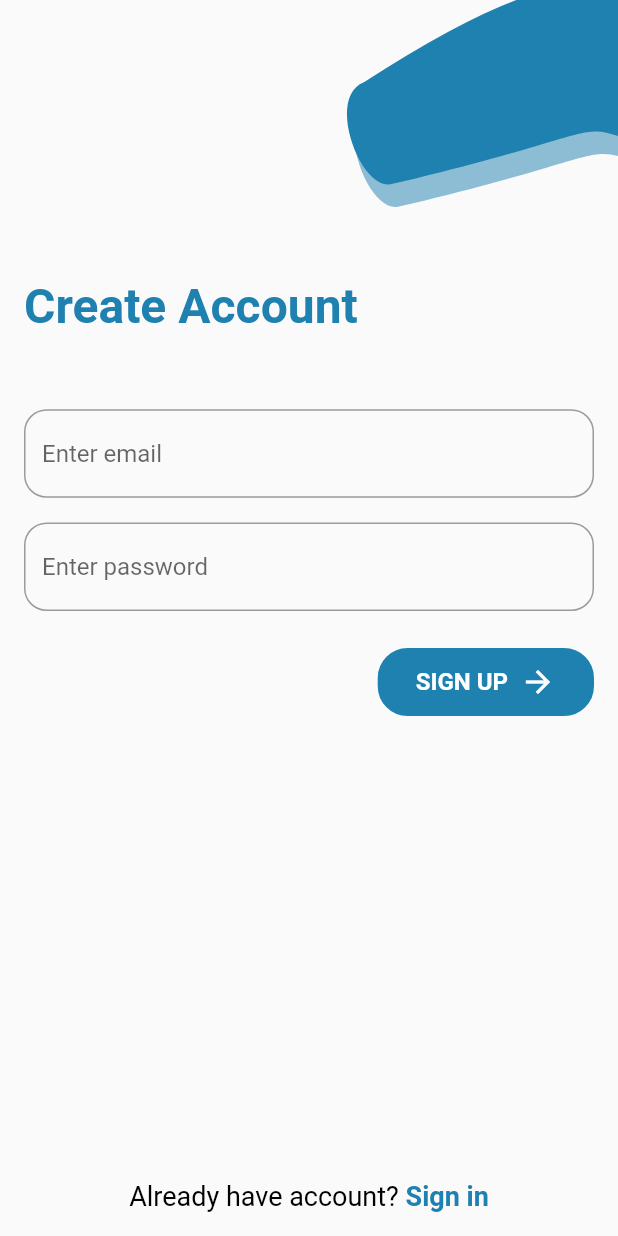
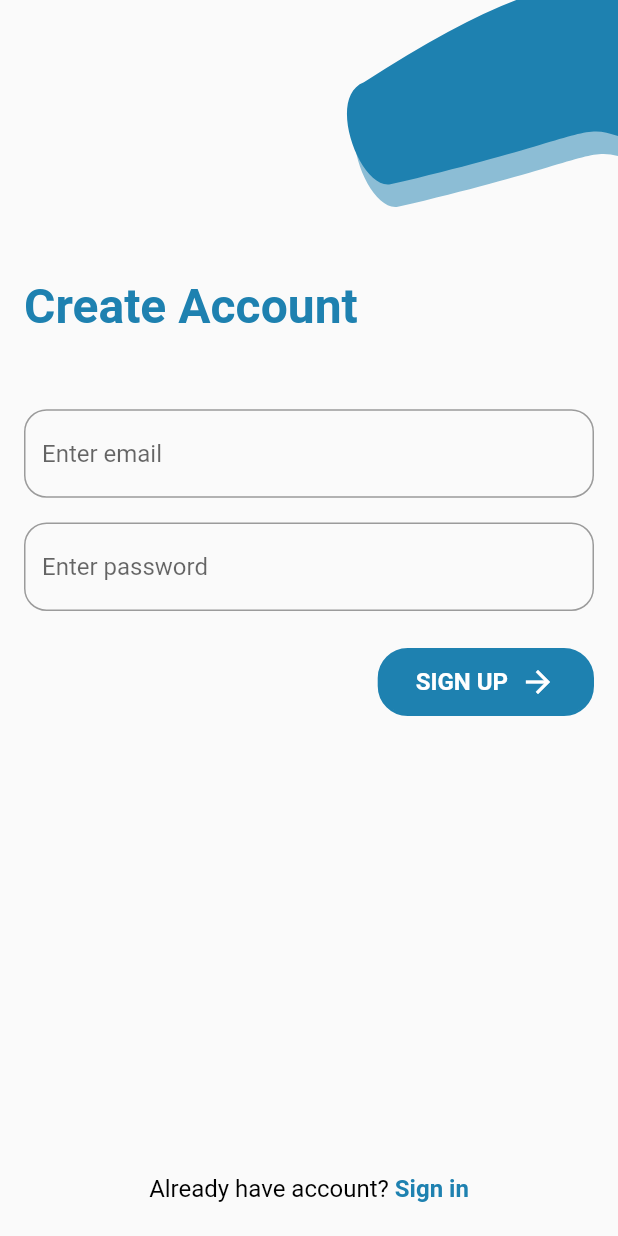
Before and after one commit to MHuzaifaKhan97/pokemon_app_bloc, a Flutter app: the SignUpScreen screen opened directly, on a phone screen of 412 x 824 dp. Run offline on Flutter 3.47's test engine with Material 2 defaults, Android fonts, the phone set to English and light mode, and no system bars; drawn by our look-alikes of flutter_form_builder; our stand-ins replace dio, firebase_auth, firebase_core, flutter_bloc, form_builder_validators, shared_preferences; accounts and stored records are empty; network calls fail.

Commit message:
custom widgets added.

```diff
--- a/lib/cubits/favourite_cubit/favourite_cubit.dart
+++ b/lib/cubits/favourite_cubit/favourite_cubit.dart
@@ -29,7 +29,6 @@ class FavouriteCubit extends Cubit<FavouriteState> {
       } else {
         emit(FavouriteLoadedState(filteredPokemon));
       }
-      // return filteredPokemon;
     } else {
       emit(FavouriteEmptyListState());
     }
--- a/lib/screens/signup_screen.dart
+++ b/lib/screens/signup_screen.dart
@@ -10,7 +10,8 @@ import 'package:pokemon_app_bloc/resources/app_theme.dart';
 import 'package:pokemon_app_bloc/resources/utils.dart';
 import 'package:pokemon_app_bloc/screens/home_screen.dart';
 import 'package:pokemon_app_bloc/screens/login_screen.dart';
-import 'package:pokemon_app_bloc/widgets/custom_button.dart';
+import 'package:pokemon_app_bloc/widgets/custom_button_widget.dart';
+import 'package:pokemon_app_bloc/widgets/rich_text_widget.dart';
 
 class SignUpScreen extends StatelessWidget {
   const SignUpScreen({Key? key}) : super(key: key);
@@ -157,36 +158,16 @@ class SignUpScreen extends StatelessWidget {
                 ),
               ),
               Positioned(
-                  bottom: 0,
-                  child: Container(
-                    width: MediaQuery.of(context).size.width,
-                    padding: const EdgeInsets.only(bottom: 16),
-                    child: Center(
-                      child: RichText(
-                        text: TextSpan(
-                            text: 'Already have account?',
-                            style: const TextStyle(
-                                color: Colors.black, fontSize: 18),
-                            children: <TextSpan>[
-                              TextSpan(
-                                  text: ' Sign in',
-                                  style: TextStyle(
-                                      color: AppTheme.primaryColor,
-                                      fontSize: 18,
-                                      fontWeight: FontWeight.w700),
-                                  recognizer: TapGestureRecognizer()
-                                    ..onTap = () {
-                                      Navigator.of(context)
-                                          .popUntil((route) => route.isFirst);
-                                      Navigator.of(context).pushReplacement(
-                                          MaterialPageRoute(
-                                              builder: ((context) =>
-                                                  LoginScreen())));
-                                    })
-                            ]),
-                      ),
-                    ),
-                  ))
+                bottom: 0,
+                child: RichTextTappableWidget(
+                    firstText: 'Already have account?',
+                    secondText: ' Sign in',
+                    onTap: () {
+                      Navigator.of(context).popUntil((route) => route.isFirst);
+                      Navigator.of(context).pushReplacement(MaterialPageRoute(
+                          builder: ((context) => const LoginScreen())));
+                    }),
+              ),
             ],
           ),
         ),
--- /dev/null
+++ b/lib/widgets/rich_text_widget.dart
@@ -0,0 +1,39 @@
+import 'package:flutter/gestures.dart';
+import 'package:flutter/material.dart';
+import 'package:pokemon_app_bloc/resources/app_theme.dart';
+import 'package:pokemon_app_bloc/screens/signup_screen.dart';
+
+class RichTextTappableWidget extends StatelessWidget {
+  RichTextTappableWidget(
+      {Key? key, this.firstText, this.secondText, this.onTap})
+      : super(key: key);
+  String? firstText;
+  String? secondText;
+  VoidCallback? onTap;
+  @override
+  Widget build(BuildContext context) {
+    return Container(
+      width: MediaQuery.of(context).size.width,
+      padding: const EdgeInsets.only(bottom: 22),
+      child: Center(
+        child: RichText(
+          text: TextSpan(
+              text: firstText,
+              style: const TextStyle(color: Colors.black, fontSize: 16),
+              children: <TextSpan>[
+                TextSpan(
+                    text: secondText,
+                    style: TextStyle(
+                        color: AppTheme.primaryColor,
+                        fontSize: 16,
+                        fontWeight: FontWeight.w700),
+                    recognizer: TapGestureRecognizer()
+                      ..onTap = () {
+                        onTap!();
+                      })
+              ]),
+        ),
+      ),
+    );
+  }
+}
```
Also changed, not shown: lib/screens/login_screen.dart (+12 -29 lines), lib/widgets/custom_button_widget.dart (renamed from lib/widgets/custom_button.dart).
